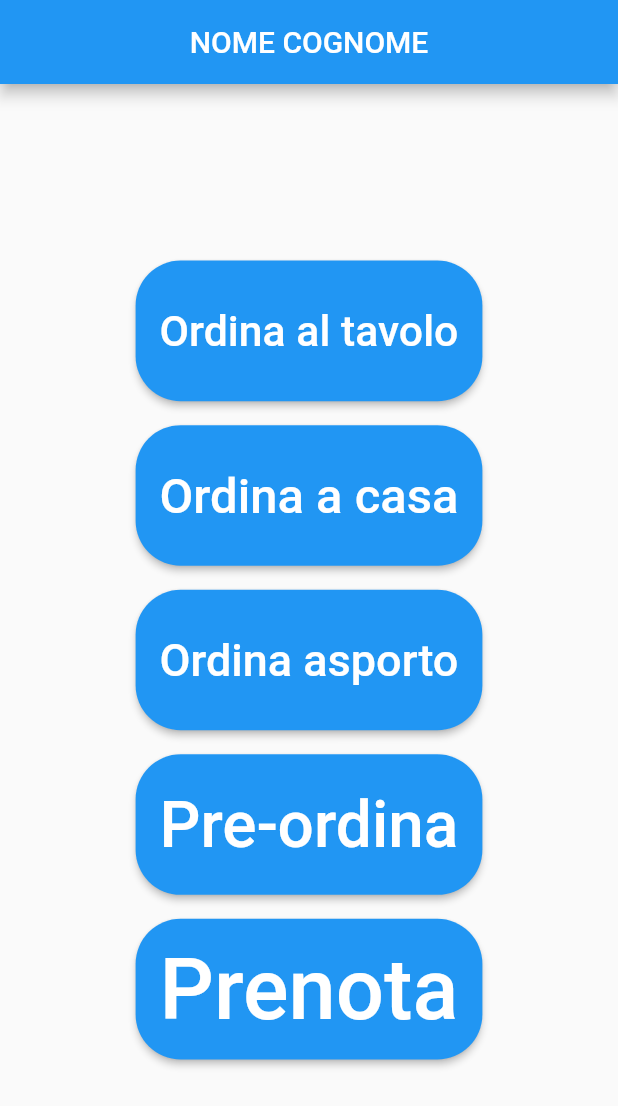
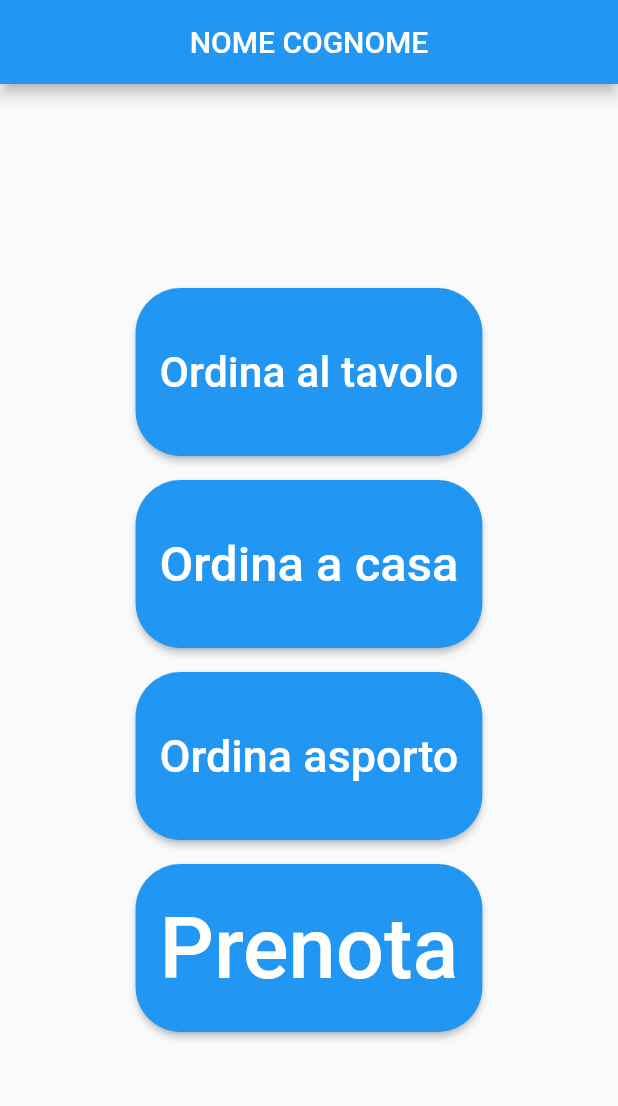
Before and after one commit to lory9894/command_app_frontend, a Flutter app: the screen it shows after launch, after a tap on "Log in con Google", on a phone screen of 412 x 824 dp. Shown: the top 1106 px of the screen. Run offline on Flutter 3.47's test engine with Material 2 defaults, Android fonts, the phone set to English and light mode, and no system bars; our stand-ins replace flutter_signin_button; missing offline and left inert: mobile_scanner, number_inc_dec; network calls fail.

Commit message:
removed button and inserted control

```diff
--- a/cliente/lib/screens/menu.dart
+++ b/cliente/lib/screens/menu.dart
@@ -37,7 +37,7 @@ class _MenuState extends State<Menu> {
       setState(() {});
       dishes.forEach((element) {
         print(element);
-      }); //TODO: remove this
+      }); //TODO: remove thisii
     } else {
       print('Request failed with status: ${response.statusCode}.');
     }
--- a/cliente/lib/screens/profile.dart
+++ b/cliente/lib/screens/profile.dart
@@ -153,32 +153,6 @@ class _ProfileState extends State<Profile> {
                       ),
                     ),
                     onPressed: () {
-                      //TODO: AIUTO rivedere routing, bisogna tenere in memoria che questo è un preordine, in modo che dopo aver scelto i piatti si vada alla pagina PrenotaTavolo
-                      Navigator.of(context).push(
-                        MaterialPageRoute(builder: (context) => const Menu()),
-                      );
-                    },
-                    child: const FittedBox(
-                      fit: BoxFit.fitHeight,
-                      child: Text(
-                        "Pre-ordina",
-                        style: TextStyle(fontSize: 60),
-                      ),
-                    ),
-                  ),
-                ),
-              ),
-              Expanded(
-                child: Padding(
-                  padding: const EdgeInsets.all(8.0),
-                  child: ElevatedButton(
-                    style: ElevatedButton.styleFrom(
-                      minimumSize: const Size.fromHeight(40),
-                      shape: RoundedRectangleBorder(
-                        borderRadius: BorderRadius.circular(30),
-                      ),
-                    ),
-                    onPressed: () {
                       Navigator.of(context).push(
                         MaterialPageRoute(
                             builder: (context) => const PrenotaTavolo()),
```
Also changed, not shown: cliente/lib/screens/prenota_tavolo.dart (+42 -19 lines), 1 other file.
